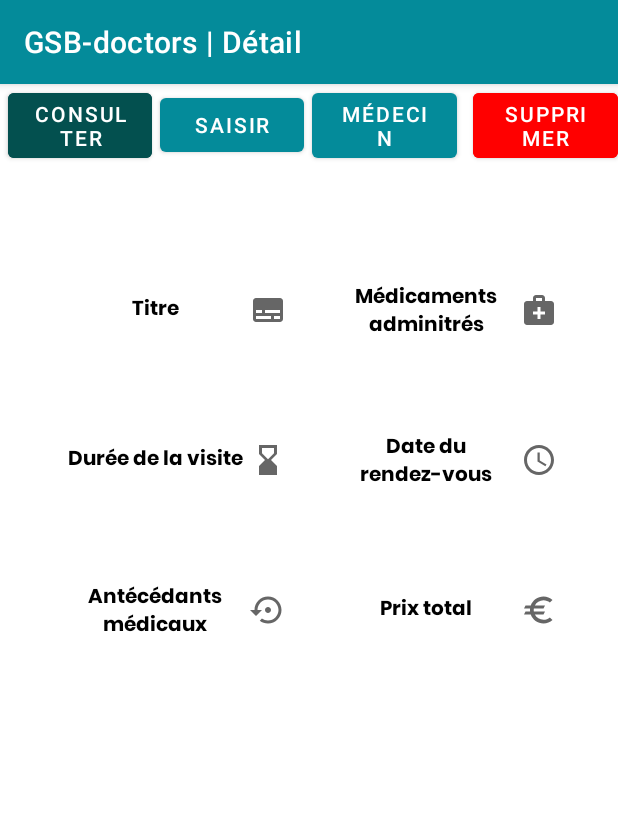
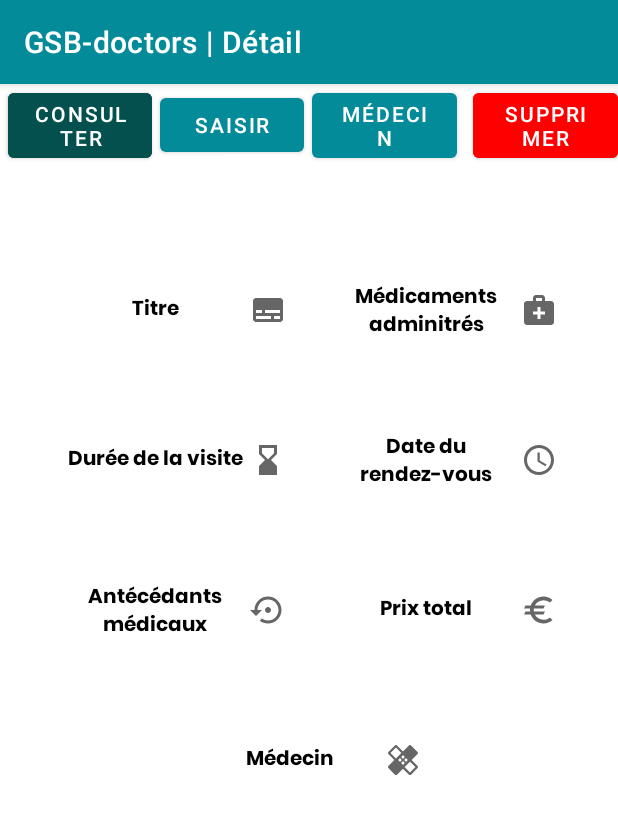
Before and after one commit to DevDeNiro/GSB-Gestion-Compte-Rendus, an Android app: the detail screen opened directly, with no data from a screen before it, on a phone screen of 412 x 824 dp. Shown: the top 814 px of the screen. Run offline under Robolectric (Android 15) with nearby library versions, the light colour scheme and no system bars; libraries missing offline, so code that uses them is left out: com.vishnusivadas.advanced_httpurlconnection; 13 statements that could not run were skipped.

Commit message:
Afficher médecin dans détail (ok)

```diff
--- a/app/src/main/java/com/example/gsb_doctors/detail.java
+++ b/app/src/main/java/com/example/gsb_doctors/detail.java
@@ -25,7 +25,7 @@ import java.net.URL;
 
 public class detail extends AppCompatActivity {
 
-    TextView prenom, nom, prix, titre, ante, medicament, duree, rdv;
+    TextView prenom, nom, prix, titre, ante, medicament, duree, rdv, medecin;
     @Override
     protected void onCreate(Bundle savedInstanceState) {
         super.onCreate(savedInstanceState);
@@ -40,6 +40,7 @@ public class detail extends AppCompatActivity {
         rdv = (TextView) findViewById(R.id.rdv);
         titre = (TextView) findViewById(R.id.titre);
         prix = (TextView) findViewById(R.id.prix);
+        medecin = (TextView) findViewById(R.id.medecin);
 
         Intent intent = getIntent();
         String text = intent.getStringExtra("id2");
@@ -182,7 +183,7 @@ public class detail extends AppCompatActivity {
 
     private void loadIntoListView(String json) throws JSONException {
         JSONArray jsonArray = new JSONArray(json);
-        String getPrenom, getNom, getAnte, getMedic, getDuree, getRdv, getPrix, getTitre, getId;
+        String getPrenom, getNom, getAnte, getMedic, getDuree, getRdv, getPrix, getTitre, getId, Medecin;
         int i = 0;
         JSONObject obj = jsonArray.getJSONObject(i);
         getPrenom = obj.getString("prenom");
@@ -194,6 +195,7 @@ public class detail extends AppCompatActivity {
         getPrix = obj.getString("prix");
         getTitre = obj.getString("titre");
         getId = obj.getString("id");
+        Medecin = obj.getString("prenom_medecin") + " " + obj.getString("nom_medecin");
 
         prenom.setText(getPrenom);
         nom.setText(getNom);
@@ -203,6 +205,7 @@ public class detail extends AppCompatActivity {
         rdv.setText(getRdv);
         prix.setText(getPrix);
         titre.setText(getTitre);
+        medecin.setText(Medecin);
 
         SharedPreferences sharedpreferences = getSharedPreferences("suppr", Context.MODE_PRIVATE);
         SharedPreferences.Editor editor = sharedpreferences.edit();
--- /dev/null
+++ b/app/src/main/res/drawable/doctor.xml
@@ -0,0 +1,10 @@
+<vector xmlns:android="http://schemas.android.com/apk/res/android"
+    android:width="24dp"
+    android:height="24dp"
+    android:viewportWidth="24"
+    android:viewportHeight="24"
+    android:tint="?attr/colorControlNormal">
+  <path
+      android:fillColor="@android:color/white"
+      android:pathData="M17.73,12.02l3.98,-3.98c0.39,-0.39 0.39,-1.02 0,-1.41l-4.34,-4.34c-0.39,-0.39 -1.02,-0.39 -1.41,0l-3.98,3.98L8,2.29C7.8,2.1 7.55,2 7.29,2c-0.25,0 -0.51,0.1 -0.7,0.29L2.25,6.63c-0.39,0.39 -0.39,1.02 0,1.41l3.98,3.98L2.25,16c-0.39,0.39 -0.39,1.02 0,1.41l4.34,4.34c0.39,0.39 1.02,0.39 1.41,0l3.98,-3.98 3.98,3.98c0.2,0.2 0.45,0.29 0.71,0.29 0.26,0 0.51,-0.1 0.71,-0.29l4.34,-4.34c0.39,-0.39 0.39,-1.02 0,-1.41l-3.99,-3.98zM12,9c0.55,0 1,0.45 1,1s-0.45,1 -1,1 -1,-0.45 -1,-1 0.45,-1 1,-1zM7.29,10.96L3.66,7.34l3.63,-3.63 3.62,3.62 -3.62,3.63zM10,13c-0.55,0 -1,-0.45 -1,-1s0.45,-1 1,-1 1,0.45 1,1 -0.45,1 -1,1zM12,15c-0.55,0 -1,-0.45 -1,-1s0.45,-1 1,-1 1,0.45 1,1 -0.45,1 -1,1zM14,11c0.55,0 1,0.45 1,1s-0.45,1 -1,1 -1,-0.45 -1,-1 0.45,-1 1,-1zM16.66,20.34l-3.63,-3.62 3.63,-3.63 3.62,3.62 -3.62,3.63z"/>
+</vector>
--- a/app/src/main/res/layout/visiteur_detail.xml
+++ b/app/src/main/res/layout/visiteur_detail.xml
@@ -262,6 +262,39 @@
                     </LinearLayout>
                 </LinearLayout>
 
+                <LinearLayout
+                    android:orientation="horizontal"
+                    android:layout_width="match_parent"
+                    android:layout_height="100dp"
+                    android:gravity="center">
+
+                    <LinearLayout
+                        android:orientation="vertical"
+                        android:layout_width="150dp"
+                        android:layout_height="80dp"
+                        android:layout_marginHorizontal="15dp"
+                        android:layout_marginTop="10dp"
+                        >
+
+                        <TextView
+                            android:drawableRight="@drawable/doctor"
+                            android:text="Médecin"
+                            android:layout_width="150dp"
+                            android:layout_height="40dp"
+                            android:gravity="center"
+                            android:fontFamily="@font/poppinsbold"
+                            android:textSize="13sp"
+                            android:textColor="@color/black"/>
+
+                        <TextView
+                            android:id="@+id/medecin"
+                            android:layout_width="150dp"
+                            android:layout_height="40dp"
+                            android:gravity="center"/>
+
+                    </LinearLayout>
+                </LinearLayout>
+
 
         </LinearLayout>
     </ScrollView>
```
Also changed, not shown: 1 other file.
